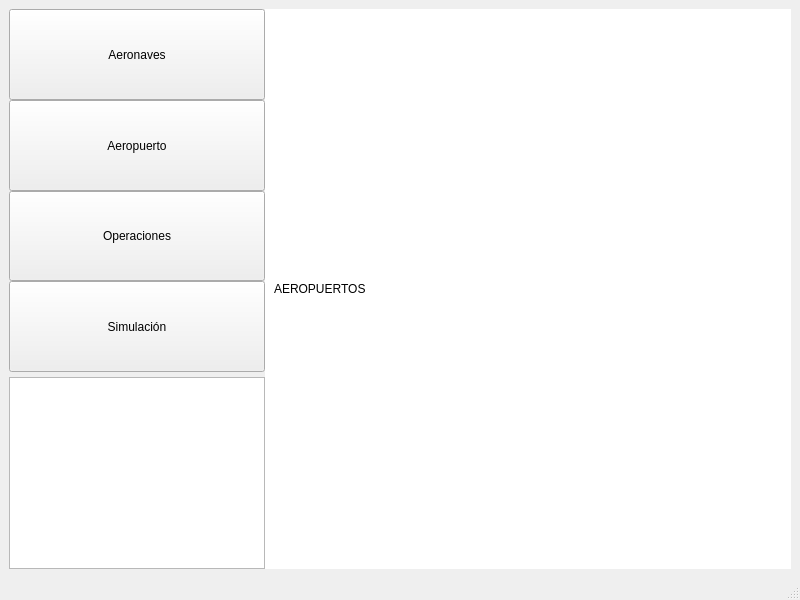
Qt form interfazprincipal.ui (IgnacioOchoa/SimAerop) before a commit.
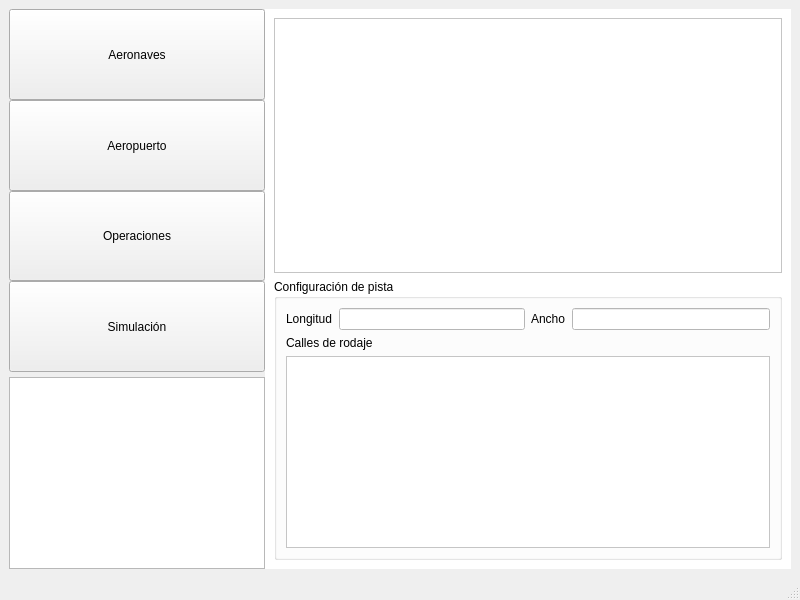
The same form after that commit. The open tabs and pages were chosen to show the change.

Commit message:
Cambio en la interfaz principal: edicion de pista
Se agregaron algunos items a la parte de edicion de pista. Lo que se
presenta es solo visual, falta toda la conexion/implementacion

```diff
--- a/interfazprincipal.ui
+++ b/interfazprincipal.ui
@@ -355,12 +355,63 @@
          </disabled>
         </palette>
        </property>
-       <layout class="QHBoxLayout" name="horizontalLayout_3">
+       <layout class="QVBoxLayout" name="verticalLayout_6">
         <item>
-         <widget class="QLabel" name="label_2">
-          <property name="text">
-           <string>AEROPUERTOS</string>
+         <widget class="QGraphicsView" name="graficoPista"/>
+        </item>
+        <item>
+         <widget class="QGroupBox" name="groupBox_3">
+          <property name="title">
+           <string>Configuración de pista</string>
           </property>
+          <layout class="QVBoxLayout" name="verticalLayout_5">
+           <item>
+            <layout class="QHBoxLayout" name="horizontalLayout_6">
+             <item>
+              <layout class="QHBoxLayout" name="horizontalLayout_3">
+               <item>
+                <widget class="QLabel" name="label">
+                 <property name="text">
+                  <string>Longitud</string>
+                 </property>
+                </widget>
+               </item>
+               <item>
+                <widget class="QLineEdit" name="lineEdit"/>
+               </item>
+              </layout>
+             </item>
+             <item>
+              <layout class="QHBoxLayout" name="horizontalLayout_2">
+               <item>
+                <widget class="QLabel" name="label_2">
+                 <property name="text">
+                  <string>Ancho</string>
+                 </property>
+                </widget>
+               </item>
+               <item>
+                <widget class="QLineEdit" name="lineEdit_2"/>
+               </item>
+              </layout>
+             </item>
+            </layout>
+           </item>
+           <item>
+            <layout class="QVBoxLayout" name="verticalLayout_4">
+             <item>
+              <widget class="QLabel" name="label_5">
+               <property name="text">
+                <string>Calles de rodaje</string>
+               </property>
+              </widget>
+             </item>
+             <item>
+              <widget class="QTableWidget" name="tableWidget"/>
+             </item>
+            </layout>
+           </item>
+          </layout>
          </widget>
         </item>
        </layout>
```
Left out of the diff: 6 changed lines with no effect on the pictures.
